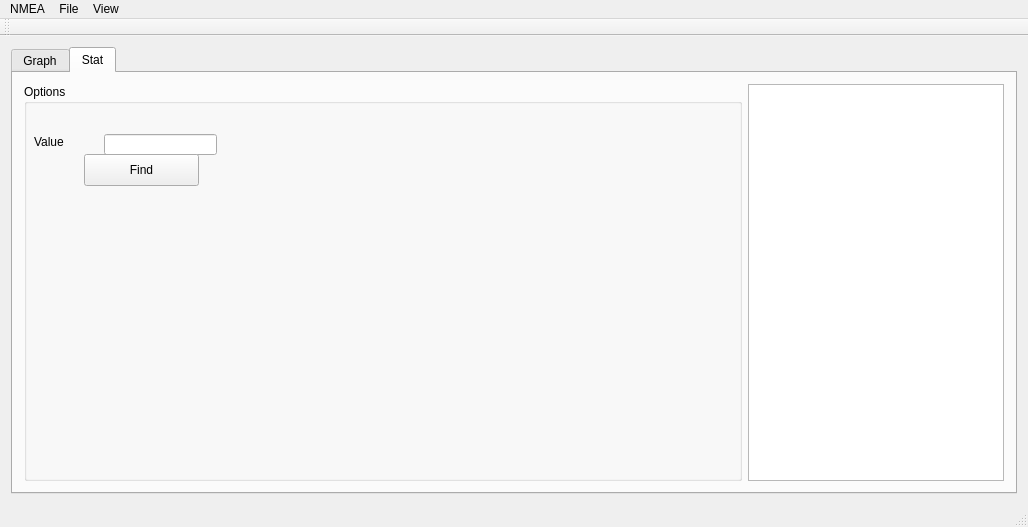
Before: the Qt Designer form mainwindow.ui in SVRG/NMEAFile, drawn with Qt 5.
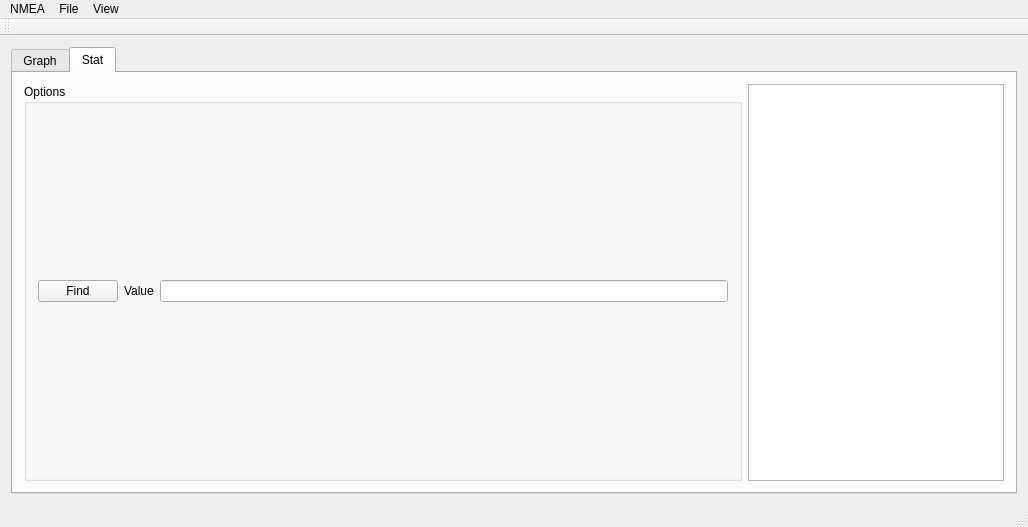
After: the same form once the commit is applied. The open tabs and pages were chosen to show the change. Custom widgets are drawn as their Qt base class.

Patch:
```diff
--- a/mainwindow.ui
+++ b/mainwindow.ui
@@ -59,42 +59,25 @@
           <property name="title">
            <string>Options</string>
           </property>
-          <widget class="QLineEdit" name="referenceValue">
-           <property name="geometry">
-            <rect>
-             <x>80</x>
-             <y>50</y>
-             <width>113</width>
-             <height>21</height>
-            </rect>
-           </property>
-          </widget>
+          <layout class="QHBoxLayout" name="horizontalLayout_3">
+           <item>
           <widget class="QPushButton" name="pushButton">
-           <property name="geometry">
-            <rect>
-             <x>60</x>
-             <y>70</y>
-             <width>115</width>
-             <height>32</height>
-            </rect>
-           </property>
            <property name="text">
             <string>Find</string>
            </property>
           </widget>
+           </item>
+           <item>
           <widget class="QLabel" name="label">
-           <property name="geometry">
-            <rect>
-             <x>10</x>
-             <y>50</y>
-             <width>59</width>
-             <height>16</height>
-            </rect>
-           </property>
            <property name="text">
             <string>Value</string>
            </property>
           </widget>
+           </item>
+           <item>
+            <widget class="QLineEdit" name="referenceValue"/>
+           </item>
+          </layout>
          </widget>
         </item>
         <item>
```
Left out of the diff: 20 changed lines with no effect on the pictures. Lines whose indentation alone changed are shown as unchanged.
